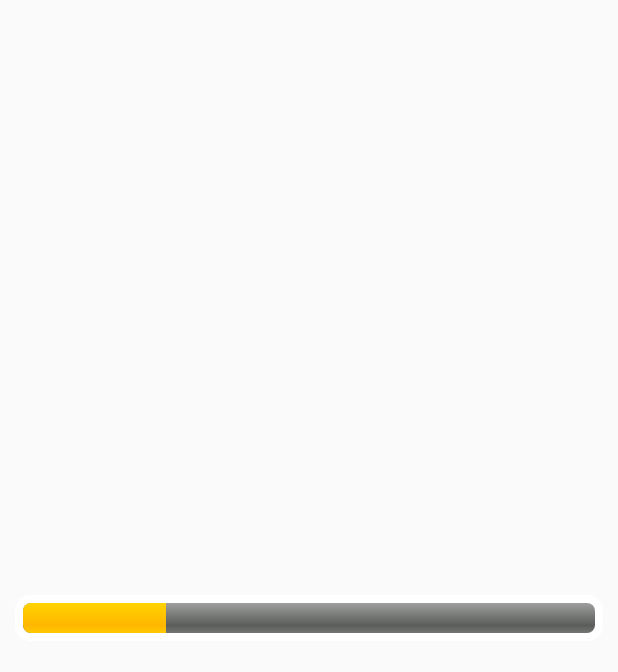
After one commit to KDVL/heigvd-pro-c-17_Android, an Android app: the layout fragment_dashboard_list_item.xml on its own in the app's theme, with its tools: preview values and no code run, on a phone screen of 412 x 824 dp. The commit adds this screen. Shown: the top 672 px of the screen. Run offline under Robolectric (Android 15) with nearby library versions, the phone set to English and light mode, and no system bars.

Commit message:
ProgressBar

```diff
--- a/app/src/main/java/ch/heig/cashflow/adapters/TransactionCardItemsAdapter.java
+++ b/app/src/main/java/ch/heig/cashflow/adapters/TransactionCardItemsAdapter.java
@@ -12,6 +12,7 @@ import android.widget.TextView;
 import java.util.List;
 
 import ch.heig.cashflow.R;
+import ch.heig.cashflow.models.Currency;
 import ch.heig.cashflow.models.Transaction;
 
 public class TransactionCardItemsAdapter extends BaseAdapter {
@@ -58,7 +59,7 @@ public class TransactionCardItemsAdapter extends BaseAdapter {
         Transaction transaction = this.transactions.get(pos);
 
         holder.noteView.setText(transaction.getDescription());
-        holder.amountView.setText(String.valueOf(transaction.getAmountFloat()));
+        holder.amountView.setText(Currency.format(transaction.getAmountLong()));
 
         int imageId = this.getDrawableResIdByName(transaction.getCategory().getIconName());
 
--- a/app/src/main/java/ch/heig/cashflow/fragments/DashboardFragment.java
+++ b/app/src/main/java/ch/heig/cashflow/fragments/DashboardFragment.java
@@ -11,12 +11,14 @@ import android.widget.ListView;
 import android.widget.TextView;
 import android.widget.Toast;
 
+import java.text.DecimalFormat;
 import java.util.Observable;
 import java.util.Observer;
 
 import ch.heig.cashflow.R;
 import ch.heig.cashflow.adapters.DashboardCardsAdapter;
 import ch.heig.cashflow.adapters.TransactionCardsAdapter;
+import ch.heig.cashflow.models.Currency;
 import ch.heig.cashflow.models.Dashboard;
 import ch.heig.cashflow.models.SelectedDate;
 import ch.heig.cashflow.network.services.DashboardService;
@@ -85,7 +87,7 @@ public class DashboardFragment extends Fragment implements DashboardService.Call
     @Override
     public void getFinished(Dashboard dashboard) {
         title.setText(dashboard.getName());
-        budget.setText(String.valueOf(dashboard.getBudget()));
+        budget.setText(Currency.format(dashboard.getBudget()));
         budget.setTextColor(dashboard.getBudget() >= 0 ? Color.GREEN : Color.RED);
         categories.setAdapter(new DashboardCardsAdapter(getActivity(), dashboard.getCategories()));
     }
--- /dev/null
+++ b/app/src/main/res/layout/fragment_dashboard_list_item.xml
@@ -0,0 +1,34 @@
+<?xml version="1.0" encoding="utf-8"?>
+<android.support.constraint.ConstraintLayout xmlns:android="http://schemas.android.com/apk/res/android"
+    xmlns:app="http://schemas.android.com/apk/res-auto"
+    android:layout_width="match_parent"
+    android:layout_height="match_parent"
+    android:layout_margin="10dp">
+
+    <LinearLayout
+        android:layout_width="match_parent"
+        android:layout_height="wrap_content"
+        android:background="@drawable/expense_list_selector"
+        android:orientation="vertical"
+        android:padding="5dp"
+        app:layout_constraintBottom_toBottomOf="parent"
+        app:layout_constraintLeft_toLeftOf="parent"
+        app:layout_constraintRight_toRightOf="parent"
+        app:layout_constraintTop_toTopOf="parent">
+
+        <ProgressBar
+            android:id="@+id/determinateBar"
+            style="@android:style/Widget.ProgressBar.Horizontal"
+            android:layout_width="match_parent"
+            android:layout_height="wrap_content"
+            android:progress="25"/>
+
+        <ListView
+            android:id="@+id/dayList"
+            android:layout_width="match_parent"
+            android:layout_height="wrap_content"
+            android:divider="@android:color/transparent"
+            android:dividerHeight="10.0sp"
+            android:listSelector="@drawable/expense_list_selector" />
+    </LinearLayout>
+</android.support.constraint.ConstraintLayout>
```
Also changed, not shown: app/src/main/java/ch/heig/cashflow/adapters/DashboardCardItemsAdapter.java (+9 -10 lines), app/src/main/java/ch/heig/cashflow/adapters/DashboardCardsAdapter.java (+17 -12 lines), app/src/main/java/ch/heig/cashflow/adapters/TransactionCardsAdapter.java (+4 -3 lines), app/src/main/java/ch/heig/cashflow/fragments/TransactionFragment.java (+6 -5 lines), app/src/main/java/ch/heig/cashflow/models/Currency.java (added, +9 -0 lines).
